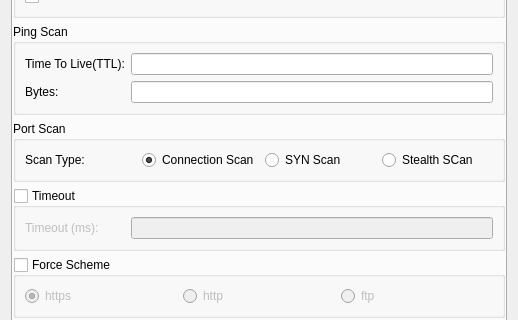
3nock/OTE, file sub3suite/src/dialogs/ActiveConfigDialog.ui: the form before one commit; both pictures show x 0 to 518 and y 221 to 541 of the 518 by 676 pixel window.
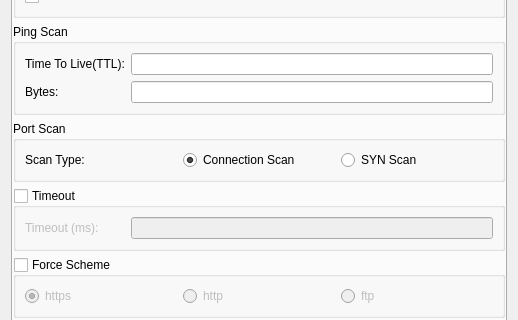
The form after the commit. Icons and pictures are not drawn. Custom widgets are drawn as their Qt base class.

What changed in the file:
```diff
--- a/sub3suite/src/dialogs/ActiveConfigDialog.ui
+++ b/sub3suite/src/dialogs/ActiveConfigDialog.ui
@@ -273,16 +273,6 @@
               </attribute>
              </widget>
             </item>
-            <item>
-             <widget class="QRadioButton" name="radioButtonStealth">
-              <property name="text">
-               <string>Stealth SCan</string>
-              </property>
-              <attribute name="buttonGroup">
-               <string notr="true">buttonGroup_2</string>
-              </attribute>
-             </widget>
-            </item>
            </layout>
           </item>
          </layout>
```
Left out of the diff: 2 changed lines with no effect on the pictures.
